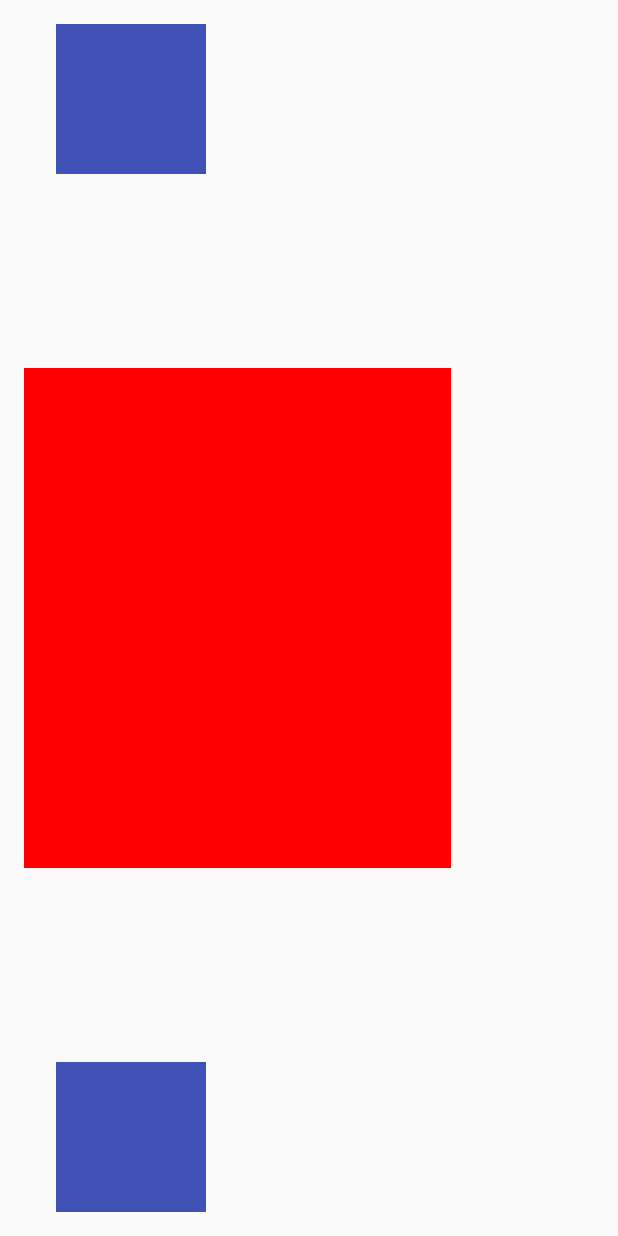
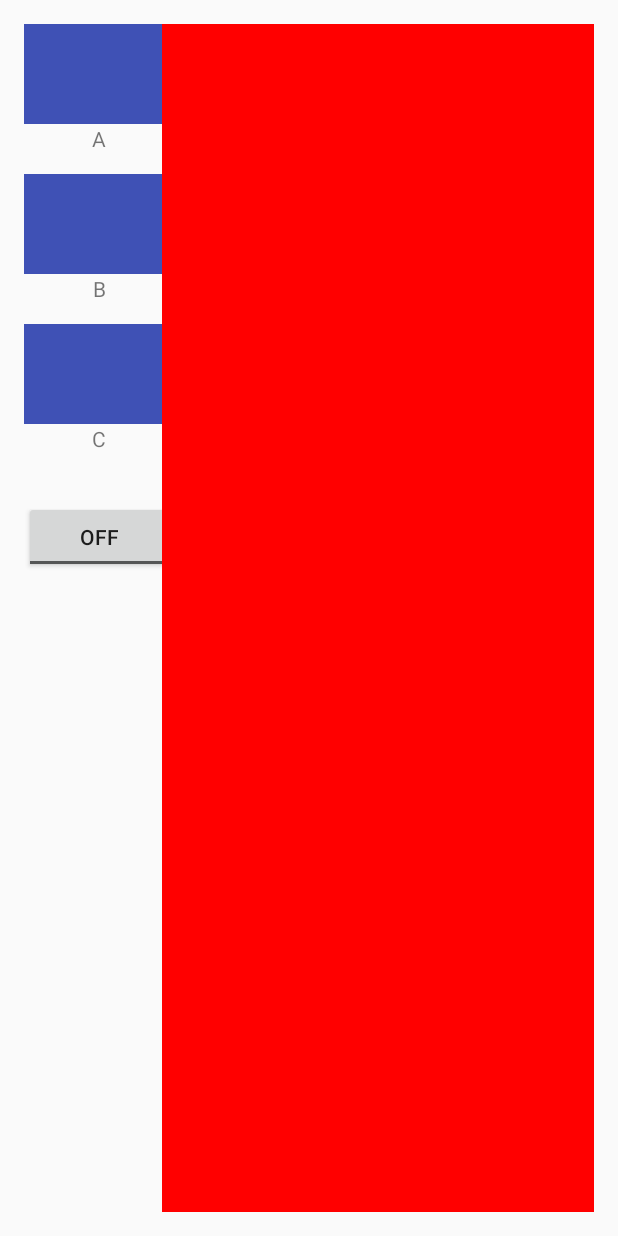
Before and after one commit to dan-zheng/Topokegraphy, an Android app: the layout activity_main.xml on its own in the app's theme, with its tools: preview values and no code run, on a phone screen of 412 x 824 dp. Run offline under Robolectric (Android 15) with nearby library versions, the phone set to English and light mode, and no system bars.

Commit message:
Add toggle button, update views

```diff
--- a/app/src/main/java/edu/purdue/zheng321/topokegraphy/MainActivity.java
+++ b/app/src/main/java/edu/purdue/zheng321/topokegraphy/MainActivity.java
@@ -3,11 +3,14 @@ package edu.purdue.zheng321.topokegraphy;
 import android.content.Context;
 import android.graphics.Bitmap;
 import android.graphics.BitmapFactory;
+import android.graphics.Color;
 import android.support.v7.app.AppCompatActivity;
 import android.os.Bundle;
 import android.view.Display;
 import android.view.View;
 import android.view.WindowManager;
+import android.widget.Button;
+import android.widget.ImageView;
 
 import co.tanvas.haptics.service.app.*;
 import co.tanvas.haptics.service.adapter.*;
@@ -21,12 +24,20 @@ public class MainActivity extends AppCompatActivity {
 	private HapticMaterial mHapticMaterial;
 	private HapticSprite mHapticSprite;
 
+	private ImageView map;
+
+	private boolean isTopographyShown;
+
 	@Override
 	protected void onCreate(Bundle savedInstanceState) {
 		super.onCreate(savedInstanceState);
 		setContentView(R.layout.activity_main);
 		// Init haptics
 		initHaptics();
+
+		map = (ImageView) findViewById(R.id.map);
+
+		isTopographyShown = false;
 	}
 
 	public void initHaptics() {
@@ -50,6 +61,7 @@ public class MainActivity extends AppCompatActivity {
 			mHapticTexture = HapticTexture.create(serviceAdapter);
 			int textureDataWidth = hapticBitmap.getRowBytes() / 4; // 4 channels, i.e., ARGB
 			int textureDataHeight = hapticBitmap.getHeight();
+			System.out.printf("width: %d, height: %d\n", textureDataWidth, textureDataHeight);
 			mHapticTexture.setSize(textureDataWidth, textureDataHeight);
 			mHapticTexture.setData(textureData);
 			// Create a haptic material with the created haptic texture
@@ -96,5 +108,16 @@ public class MainActivity extends AppCompatActivity {
 		}
 	}
 
-
+	public void buttonPress(View v) {
+		switch (v.getId()) {
+			case R.id.toggleButton:
+				// do something
+				if (!isTopographyShown) {
+					map.setImageResource(R.drawable.texture2);
+				} else {
+					map.setBackgroundColor(Color.parseColor("#FF0000"));
+				}
+				break;
+		}
+	}
 }
--- a/app/src/main/res/layout/activity_main.xml
+++ b/app/src/main/res/layout/activity_main.xml
@@ -11,64 +11,78 @@
     android:paddingTop="@dimen/activity_vertical_margin"
     tools:context="edu.purdue.zheng321.topokegraphy.MainActivity">
 
+    <LinearLayout
+        android:orientation="vertical"
+        android:layout_height="match_parent"
+        android:layout_width="150px">
+
         <ImageView
             android:layout_width="150px"
             app:srcCompat="@color/colorPrimary"
             android:id="@+id/imageView4"
-        android:layout_height="150px"
             android:layout_alignParentBottom="true"
             android:layout_alignParentStart="true"
-        android:layout_marginStart="21dp" />
+            android:adjustViewBounds="false"
+            android:cropToPadding="true"
+            android:layout_height="100px" />
 
         <TextView
             android:text="A"
-        android:layout_width="wrap_content"
-        android:layout_height="wrap_content"
+            android:layout_width="match_parent"
             android:id="@+id/textView2"
             android:layout_alignTop="@+id/view"
             android:layout_alignParentStart="true"
-        android:layout_marginTop="17dp" />
+            android:layout_height="50px"
+            android:textAlignment="center" />
 
         <ImageView
-        android:layout_width="150px"
+            android:layout_width="match_parent"
             app:srcCompat="@color/colorPrimary"
             android:id="@+id/imageView3"
-        android:layout_height="150px"
             android:layout_alignParentTop="true"
-        android:layout_alignStart="@+id/imageView4" />
-
-    <ImageView
-        android:layout_width="150px"
-        app:srcCompat="@color/colorPrimary"
-        android:id="@+id/imageView"
-        android:layout_height="150px"
-        android:layout_centerVertical="true"
-        android:layout_alignStart="@+id/imageView4" />
+            android:layout_alignStart="@+id/imageView4"
+            android:layout_height="100px" />
 
         <TextView
             android:text="B"
-        android:layout_width="wrap_content"
-        android:layout_height="wrap_content"
+            android:layout_width="match_parent"
+            android:layout_height="50px"
             android:id="@+id/textView4"
             android:layout_centerVertical="true"
-        android:layout_alignParentStart="true" />
+            android:layout_alignParentStart="true"
+            android:textAlignment="center" />
+
+        <ImageView
+            android:layout_width="match_parent"
+            app:srcCompat="@color/colorPrimary"
+            android:id="@+id/imageView"
+            android:layout_centerVertical="true"
+            android:layout_alignStart="@+id/imageView4"
+            android:layout_height="100px" />
 
         <TextView
             android:text="C"
-        android:layout_width="wrap_content"
-        android:layout_height="wrap_content"
+            android:layout_width="match_parent"
+            android:layout_height="50px"
             android:id="@+id/textView3"
             android:layout_alignBottom="@+id/view"
             android:layout_alignParentStart="true"
-        android:layout_marginBottom="18dp" />
+            android:layout_marginBottom="18dp"
+            android:textAlignment="center" />
 
-    <View
-        android:id="@+id/view"
-        android:layout_width="500px"
-        android:layout_height="500px"
+        <ToggleButton
+            android:text="ToggleButton"
+            android:layout_width="match_parent"
+            android:layout_height="wrap_content"
+            android:id="@+id/toggleButton" />
+    </LinearLayout>
+
+    <ImageView
+        android:id="@+id/map"
+        android:layout_width="match_parent"
+        android:layout_height="match_parent"
         android:background="#FF0000"
-        android:layout_marginEnd="95dp"
-        android:layout_centerVertical="true"
-        android:layout_alignParentEnd="true" />
+        android:layout_alignParentTop="true"
+        android:layout_marginStart="92dp" />
 
 </RelativeLayout>
```
Lines whose indentation alone changed are shown as unchanged.
